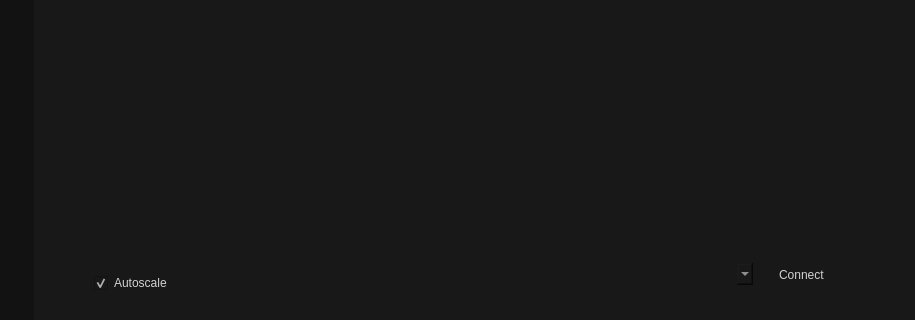
Old version of the form FormulaStudent/mainwindow.ui in the repository XRuRuX/FormulaStudentQT; both pictures show x 151 to 1066 and y 257 to 577 of the 1066 by 577 pixel window.
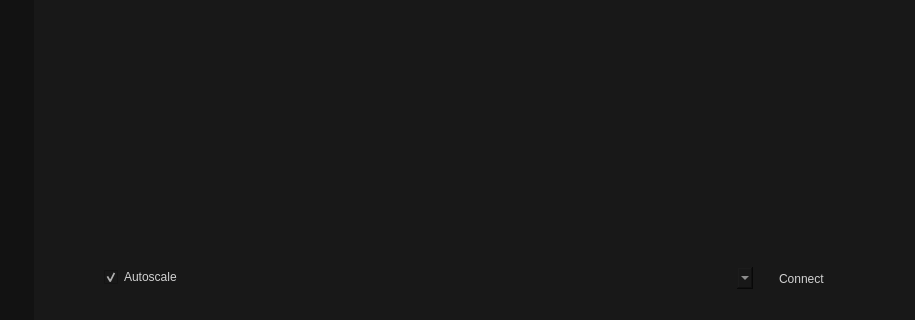
New version of the form. Icons and pictures are not drawn. Custom widgets are drawn as their Qt base class.

Commit message: Title bar bug resolved & UI elements name changed

The edit to the form file:
```diff
--- a/FormulaStudent/mainwindow.ui
+++ b/FormulaStudent/mainwindow.ui
@@ -400,22 +400,8 @@
      </widget>
     </item>
     <item>
-     <widget class="QStackedWidget" name="mainBodyContainer">
-      <property name="styleSheet">
-       <string notr="true">QWidget {
-	background-color: rgb(24,24,24);
-}</string>
-      </property>
-      <property name="currentIndex">
-       <number>1</number>
-      </property>
-      <widget class="QWidget" name="homePage">
-       <property name="styleSheet">
-        <string notr="true">QLabel{
-	color: rgb(255,255,255)
-}</string>
-       </property>
-       <layout class="QVBoxLayout" name="verticalLayout_6">
+     <widget class="QWidget" name="mainContentContainer" native="true">
+      <layout class="QVBoxLayout" name="verticalLayout_7">
         <property name="leftMargin">
          <number>0</number>
         </property>
@@ -425,6 +411,9 @@
         <property name="rightMargin">
          <number>0</number>
         </property>
+       <property name="bottomMargin">
+        <number>0</number>
+       </property>
         <item>
          <widget class="QFrame" name="titleBar">
           <property name="minimumSize">
@@ -551,6 +540,38 @@
          </widget>
         </item>
         <item>
+        <widget class="QStackedWidget" name="mainBodyContainer">
+         <property name="maximumSize">
+          <size>
+           <width>16777215</width>
+           <height>16777215</height>
+          </size>
+         </property>
+         <property name="styleSheet">
+          <string notr="true">QWidget {
+	background-color: rgb(24,24,24);
+}</string>
+         </property>
+         <property name="currentIndex">
+          <number>1</number>
+         </property>
+         <widget class="QWidget" name="homePage">
+          <property name="styleSheet">
+           <string notr="true">QLabel{
+	color: rgb(255,255,255)
+}</string>
+          </property>
+          <layout class="QVBoxLayout" name="verticalLayout_6">
+           <property name="leftMargin">
+            <number>0</number>
+           </property>
+           <property name="topMargin">
+            <number>0</number>
+           </property>
+           <property name="rightMargin">
+            <number>0</number>
+           </property>
+           <item>
          <spacer name="verticalSpacer_up">
           <property name="orientation">
            <enum>Qt::Vertical</enum>
@@ -679,7 +700,7 @@
         <property name="geometry">
          <rect>
           <x>70</x>
-          <y>40</y>
+             <y>10</y>
           <width>681</width>
           <height>441</height>
          </rect>
@@ -689,7 +710,7 @@
         <property name="geometry">
          <rect>
           <x>650</x>
-          <y>520</y>
+             <y>490</y>
           <width>69</width>
           <height>22</height>
          </rect>
@@ -699,7 +720,7 @@
         <property name="geometry">
          <rect>
           <x>740</x>
-          <y>520</y>
+             <y>490</y>
           <width>75</width>
           <height>24</height>
          </rect>
@@ -711,8 +732,8 @@
        <widget class="QCheckBox" name="autoScaleSelectorCheckBox">
         <property name="geometry">
          <rect>
-          <x>60</x>
-          <y>530</y>
+             <x>70</x>
+             <y>490</y>
           <width>76</width>
           <height>20</height>
          </rect>
@@ -740,6 +761,9 @@
         </property>
        </widget>
       </widget>
+        </widget>
+       </item>
+      </layout>
      </widget>
     </item>
    </layout>
```
Left out of the diff: 16 changed lines with no effect on the pictures. Lines whose indentation alone changed are shown as unchanged. The commit also changes 1 other file.
